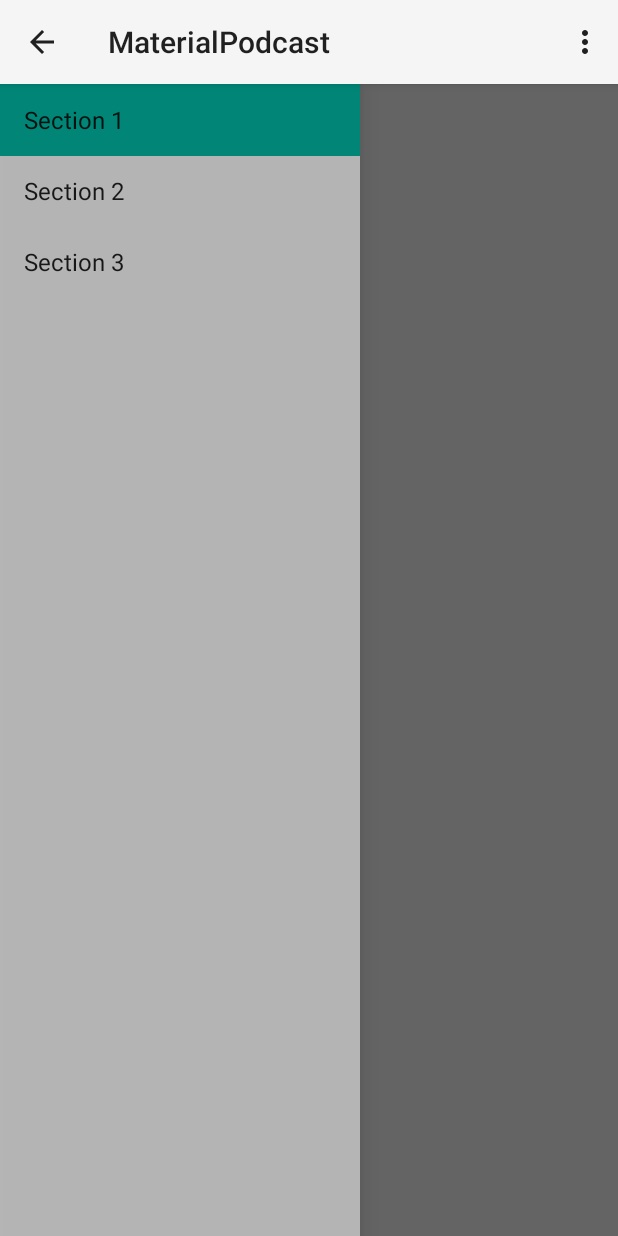
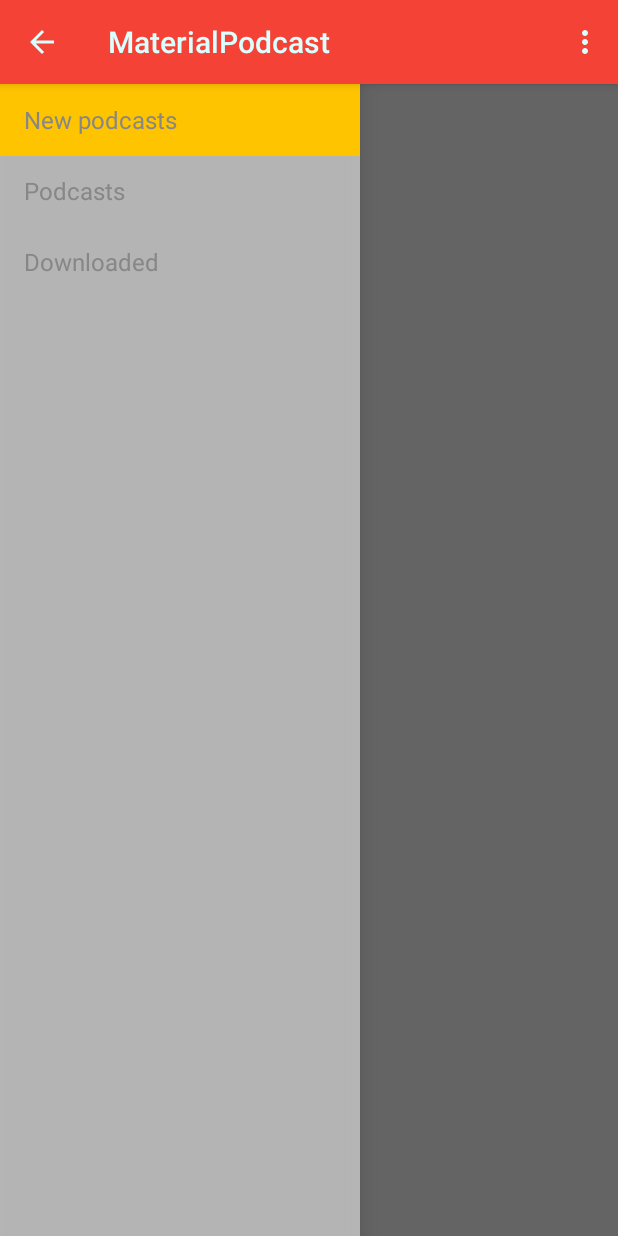
Before and after one commit to xacy/MaterialPodcast, an Android app: the screen it shows after launch (MainActivity), on a phone screen of 412 x 824 dp. Run offline under Robolectric (Android 15) with nearby library versions, the phone set to English and light mode, and no system bars; 3 statements that could not run were skipped.

Commit message:
Added floating action button library

```diff
--- a/app/build.gradle
+++ b/app/build.gradle
@@ -20,6 +20,8 @@ android {
 }
 
 dependencies {
-    compile fileTree(dir: 'libs', include: ['*.jar'])
+    compile fileTree(include: ['*.jar'], dir: 'libs')
     compile 'com.android.support:support-v4:21.0.3'
+    compile 'com.android.support:support-v13:21.0.3'
+    compile 'com.getbase:floatingactionbutton:1.6.0'
 }
--- a/app/src/main/java/endingloop/org/materialpodcast/NavigationDrawerFragment.java
+++ b/app/src/main/java/endingloop/org/materialpodcast/NavigationDrawerFragment.java
@@ -247,7 +247,7 @@ public class NavigationDrawerFragment extends Fragment {
             return true;
         }
 
-        if (item.getItemId() == R.id.action_example) {
+        if (item.getItemId() == R.id.action_search) {
             Toast.makeText(getActivity(), "Example action.", Toast.LENGTH_SHORT).show();
             return true;
         }
--- a/app/src/main/res/menu/main.xml
+++ b/app/src/main/res/menu/main.xml
@@ -1,7 +1,9 @@
 <menu xmlns:android="http://schemas.android.com/apk/res/android"
     xmlns:tools="http://schemas.android.com/tools" tools:context=".MainActivity">
-    <item android:id="@+id/action_example" android:title="@string/action_example"
-        android:showAsAction="withText|ifRoom" />
+    <item android:id="@+id/action_search" android:icon="@drawable/ic_action_search"
+        android:title="@string/action_search" android:showAsAction="always" />
+    <item android:id="@+id/action_filter" android:title="@string/action_filter"
+        android:orderInCategory="100" android:showAsAction="never" />
     <item android:id="@+id/action_settings" android:title="@string/action_settings"
-        android:orderInCategory="100" android:showAsAction="never" />
+        android:orderInCategory="200" android:showAsAction="never" />
 </menu>
--- a/app/src/main/res/values-v21/styles.xml
+++ b/app/src/main/res/values-v21/styles.xml
@@ -1,5 +1,11 @@
 <?xml version="1.0" encoding="utf-8"?>
 <resources>
     <style name="AppTheme" parent="android:Theme.Material.Light">
+        <item name="android:colorPrimary">@color/primary</item>
+        <item name="android:colorPrimaryDark">@color/primary_dark</item>
+        <item name="android:colorAccent">@color/accent</item>
+        <item name="android:textColorPrimary">@color/text_primary</item>
+        <item name="android:textColor">@color/text_secondary</item>
+        <item name="android:navigationBarColor">@color/primary_dark</item>
     </style>
 </resources>
--- /dev/null
+++ b/app/src/main/res/values/color.xml
@@ -0,0 +1,17 @@
+<?xml version="1.0" encoding="utf-8"?>
+<resources>
+    <color name="primary">#F44336</color>
+    <color name="primary_dark">#B71C1C</color>
+    <color name="accent">#ffc400</color>
+    <color name="text_primary">#D9FFFF</color>
+    <color name="text_secondary">#ff878787</color>
+    <color name="black_semi_transparent">#B2000000</color>
+    <color name="background">#e5e5e5</color>
+    <color name="half_black">#808080</color>
+    <color name="white">#fafafa</color>
+    <color name="white_pressed">#f1f1f1</color>
+    <color name="pink">#e91e63</color>
+    <color name="pink_pressed">#ec407a</color>
+    <color name="blue_semi_transparent">#805677fc</color>
+    <color name="blue_semi_transparent_pressed">#80738ffe</color>
+</resources>
--- a/app/src/main/res/values/dimens.xml
+++ b/app/src/main/res/values/dimens.xml
@@ -6,4 +6,7 @@
     <!-- Per the design guidelines, navigation drawers should be between 240dp and 320dp:
          https://developer.android.com/design/patterns/navigation-drawer.html -->
     <dimen name="navigation_drawer_width">240dp</dimen>
+    <dimen name="round_button_diameter">48dp</dimen>
+    <dimen name="add_button_margin">16dp</dimen>
+    <dimen name="elevation_low">1dp</dimen>
 </resources>
--- a/app/src/main/res/values/strings.xml
+++ b/app/src/main/res/values/strings.xml
@@ -2,12 +2,13 @@
 <resources>
 
     <string name="app_name">MaterialPodcast</string>
-    <string name="title_section1">Section 1</string>
-    <string name="title_section2">Section 2</string>
-    <string name="title_section3">Section 3</string>
+    <string name="title_section1">New podcasts</string>
+    <string name="title_section2">Podcasts</string>
+    <string name="title_section3">Downloaded</string>
     <string name="navigation_drawer_open">Open navigation drawer</string>
     <string name="navigation_drawer_close">Close navigation drawer</string>
-    <string name="action_example">Example action</string>
+    <string name="action_search">Search</string>
+    <string name="action_filter">Order by...</string>
     <string name="action_settings">Settings</string>
 
 </resources>
```
Also changed, not shown: app/src/main/res/layout/fragment_main.xml (+12 -1 lines), 1 other file.
